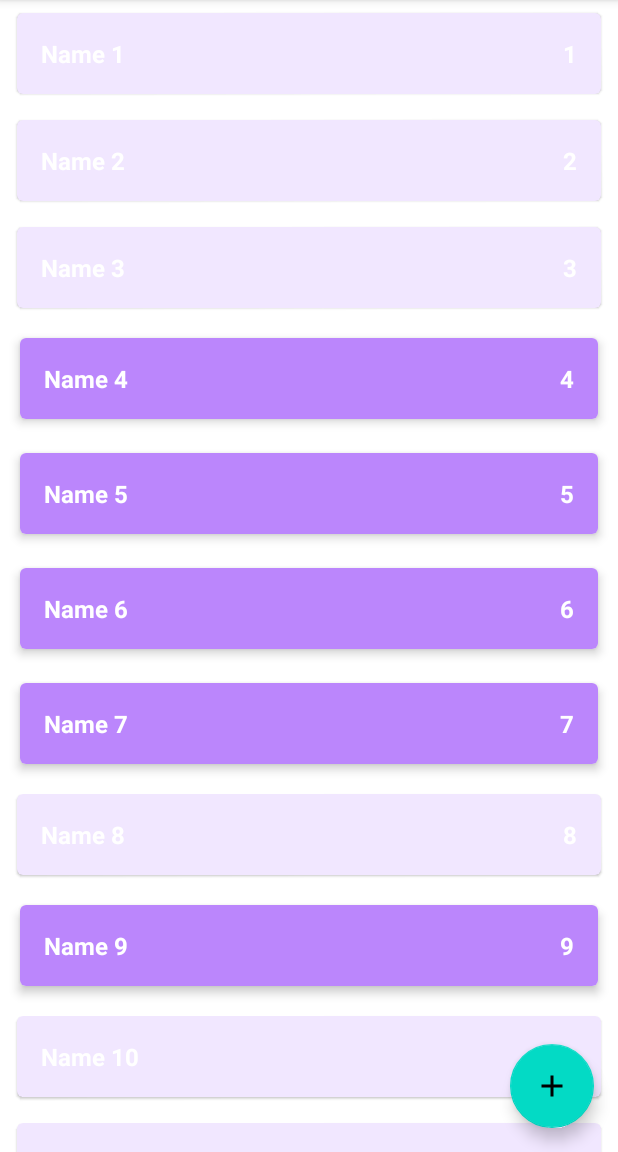
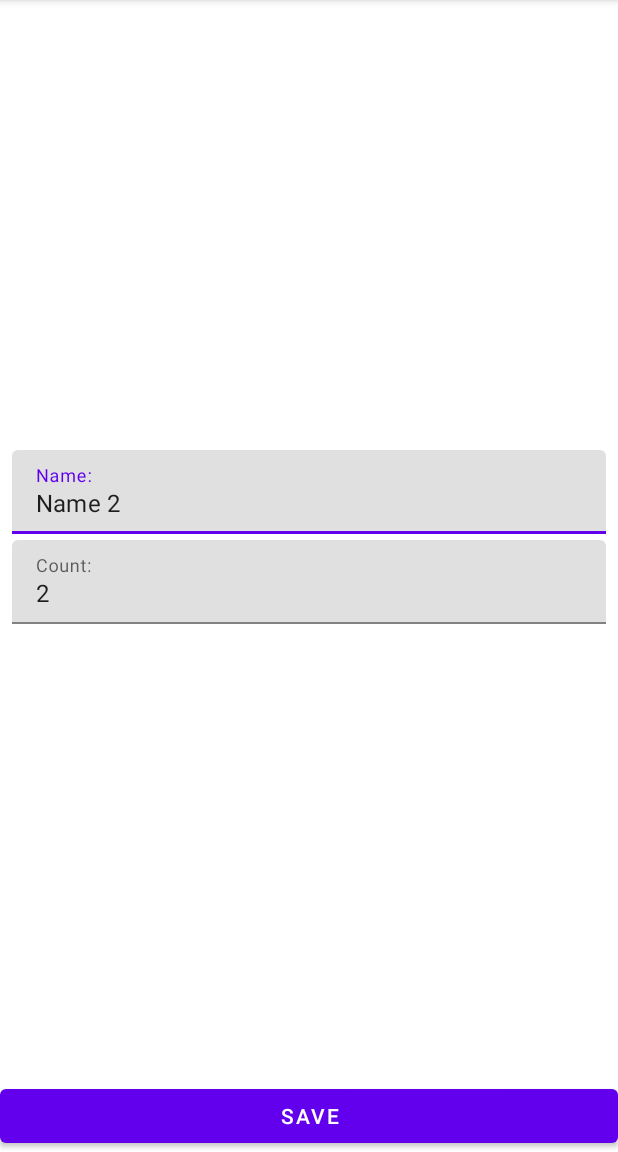
Before and after one commit to aleuatdinjaksilikov/ShoppingList, an Android app: the screen it shows after launch (MainActivity before the commit, ShopItemActivity after it), after a tap on an icon or button, on a phone screen of 412 x 824 dp, the part 84-1236 px from its top. Run offline under Robolectric (Android 15) with nearby library versions, the phone set to English and light mode, and no system bars.

Commit message:
Added new Activity ShopItemActivity

```diff
--- a/app/src/main/java/com/example/shoppinglist/data/ShopListRepositoryImpl.kt
+++ b/app/src/main/java/com/example/shoppinglist/data/ShopListRepositoryImpl.kt
@@ -14,7 +14,7 @@ object ShopListRepositoryImpl:ShopListRepository {
     private var autoIncrementId = 0
 
     init {
-        for (i in 1 until 1000){
+        for (i in 1 until 10){
             val item = ShopItem("Name $i",i,kotlin.random.Random.nextBoolean())
             AddShopItem(item)
         }
--- a/app/src/main/java/com/example/shoppinglist/presentation/MainActivity.kt
+++ b/app/src/main/java/com/example/shoppinglist/presentation/MainActivity.kt
@@ -1,15 +1,13 @@
 package com.example.shoppinglist.presentation
 
-import android.annotation.SuppressLint
-import androidx.appcompat.app.AppCompatActivity
 import android.os.Bundle
 import android.util.Log
+import androidx.appcompat.app.AppCompatActivity
 import androidx.lifecycle.ViewModelProvider
 import androidx.recyclerview.widget.ItemTouchHelper
 import androidx.recyclerview.widget.RecyclerView
 import com.example.shoppinglist.R
-import com.example.shoppinglist.domain.ShopItem
-import kotlinx.android.synthetic.main.activity_main.*
+import com.google.android.material.floatingactionbutton.FloatingActionButton
 
 class MainActivity : AppCompatActivity() {
 
@@ -25,6 +23,12 @@ class MainActivity : AppCompatActivity() {
         viewModel = ViewModelProvider(this).get(MainViewModel::class.java)
         viewModel.shopList.observe(this){
             shopItemAdapter.submitList(it)
+        }
+
+        val buttonAddItem = findViewById<FloatingActionButton>(R.id.btn_add_shop_item)
+        buttonAddItem.setOnClickListener {
+            val intent = ShopItemActivity.newIntentAddItem(this)
+            startActivity(intent)
         }
     }
 
@@ -71,6 +75,8 @@ class MainActivity : AppCompatActivity() {
     private fun setupClickListener() {
         shopItemAdapter.onShopItemClickListener = {
             Log.d("MainActivity", it.toString())
+            val intent = ShopItemActivity.newIntentEditItem(this,it.id)
+            startActivity(intent)
         }
     }
     private fun setupLongClickListener() {
--- a/app/src/main/java/com/example/shoppinglist/presentation/MainViewModel.kt
+++ b/app/src/main/java/com/example/shoppinglist/presentation/MainViewModel.kt
@@ -1,6 +1,6 @@
 package com.example.shoppinglist.presentation
 
-import androidx.lifecycle.MutableLiveData
+
 import androidx.lifecycle.ViewModel
 import com.example.shoppinglist.data.ShopListRepositoryImpl
 import com.example.shoppinglist.domain.DeleteShopItemUseCase
--- /dev/null
+++ b/app/src/main/java/com/example/shoppinglist/presentation/ShopItemActivity.kt
@@ -0,0 +1,156 @@
+package com.example.shoppinglist.presentation
+
+import android.content.Context
+import android.content.Intent
+import android.os.Bundle
+import android.text.Editable
+import android.text.TextWatcher
+import android.widget.Button
+import android.widget.EditText
+import androidx.appcompat.app.AppCompatActivity
+import androidx.lifecycle.ViewModelProvider
+import com.example.shoppinglist.R
+import com.example.shoppinglist.domain.ShopItem
+import com.google.android.material.textfield.TextInputLayout
+
+class ShopItemActivity : AppCompatActivity() {
+
+    private lateinit var viewModel: ShopItemViewModel
+
+    private lateinit var tilName: TextInputLayout
+    private lateinit var tilCount: TextInputLayout
+    private lateinit var etName: EditText
+    private lateinit var etCount: EditText
+    private lateinit var buttonSave : Button
+
+    private var screenMode = MODE_UNKNOWN
+    private var shopItemId = ShopItem.UNDEFINED_ID
+
+
+    override fun onCreate(savedInstanceState: Bundle?) {
+        super.onCreate(savedInstanceState)
+        setContentView(R.layout.activity_shop_item)
+        parseIntent()
+        viewModel = ViewModelProvider(this)[ShopItemViewModel::class.java]
+        initViews()
+        addTextChangeListeners()
+        launchRightMode()
+        observeViewModel()
+
+    }
+    private fun initViews(){
+        tilName = findViewById(R.id.til_name)
+        tilCount = findViewById(R.id.til_count)
+        etName= findViewById(R.id.et_name)
+        etCount= findViewById(R.id.et_count)
+        buttonSave = findViewById(R.id.save_button)
+    }
+
+    private fun addTextChangeListeners() {
+        etName.addTextChangedListener(object : TextWatcher{
+            override fun beforeTextChanged(p0: CharSequence?, p1: Int, p2: Int, p3: Int) {
+
+            }
+            override fun onTextChanged(p0: CharSequence?, p1: Int, p2: Int, p3: Int) {
+                viewModel.resetErrorInputName()
+            }
+            override fun afterTextChanged(p0: Editable?) {
+
+            }
+        })
+        etCount.addTextChangedListener(object : TextWatcher{
+            override fun beforeTextChanged(p0: CharSequence?, p1: Int, p2: Int, p3: Int) {
+
+            }
+            override fun onTextChanged(p0: CharSequence?, p1: Int, p2: Int, p3: Int) {
+                viewModel.resetErrorInputCount()
+            }
+            override fun afterTextChanged(p0: Editable?) {
+
+            }
+        })
+    }
+
+    private fun launchRightMode() {
+        when (screenMode) {
+            MODE_EDIT -> launchEditMode()
+            MODE_ADD -> launchAddMode()
+        }
+    }
+
+    private fun launchEditMode(){
+        viewModel.getShopItem(shopItemId)
+        viewModel.shopItem.observe(this){
+            etName.setText(it.name)
+            etCount.setText(it.count.toString())
+        }
+        buttonSave.setOnClickListener {
+            viewModel.editShopItem(etName.text?.toString(),etCount.text?.toString())
+        }
+    }
+
+    private fun launchAddMode() {
+        buttonSave.setOnClickListener {
+            viewModel.addShopItem(etName.text?.toString(),etCount.text?.toString())
+        }
+    }
+
+    private fun observeViewModel() {
+        viewModel.errorInputCount.observe(this) {
+            val message = if (it) {
+                getString(R.string.error_input_count)
+            } else {
+                null
+            }
+            tilCount.error = message
+        }
+        viewModel.errorInputName.observe(this) {
+            val message = if (it) {
+                getString(R.string.error_input_name)
+            } else {
+                null
+            }
+            tilName.error = message
+        }
+        viewModel.shouldCloseScreen.observe(this) {
+            finish()
+        }
+    }
+
+    private fun parseIntent(){
+        if (!intent.hasExtra(EXTRA_SCREEN_MODE)){
+            throw RuntimeException("Param screen mode is absent")
+        }
+        val mode = intent.getStringExtra(EXTRA_SCREEN_MODE)
+        if (mode!= MODE_EDIT &&  mode!= MODE_ADD){
+            throw RuntimeException("Unknown screen mode $mode")
+        }
+        screenMode = mode
+        if (screenMode == MODE_EDIT){
+            if (!intent.hasExtra(EXTRA_SHOP_ITEM_ID)){
+                throw RuntimeException("Param shop item id is absent")
+            }
+            shopItemId = intent.getIntExtra(EXTRA_SHOP_ITEM_ID,ShopItem.UNDEFINED_ID)
+        }
+    }
+
+    companion object{
+        private const val EXTRA_SCREEN_MODE = "extra_mode"
+        private const val EXTRA_SHOP_ITEM_ID = "extra_shop_item_id"
+        private const val MODE_EDIT = "mode_edit"
+        private const val MODE_ADD = "mode_add"
+        private const val MODE_UNKNOWN = ""
+
+        fun newIntentAddItem(context: Context):Intent{
+            val intent = Intent(context,ShopItemActivity::class.java)
+            intent.putExtra(EXTRA_SCREEN_MODE, MODE_ADD)
+            return intent
+        }
+        fun newIntentEditItem(context: Context,shopItemId:Int):Intent{
+            val intent = Intent(context,ShopItemActivity::class.java)
+            intent.putExtra(EXTRA_SCREEN_MODE, MODE_EDIT)
+            intent.putExtra(EXTRA_SHOP_ITEM_ID,shopItemId)
+            return intent
+        }
+    }
+}
--- /dev/null
+++ b/app/src/main/java/com/example/shoppinglist/presentation/ShopItemViewModel.kt
@@ -0,0 +1,100 @@
+package com.example.shoppinglist.presentation
+
+import androidx.lifecycle.LiveData
+import androidx.lifecycle.MutableLiveData
+import androidx.lifecycle.ViewModel
+import com.example.shoppinglist.data.ShopListRepositoryImpl
+import com.example.shoppinglist.domain.AddShopItemUseCase
+import com.example.shoppinglist.domain.EditShopItemUseCase
+import com.example.shoppinglist.domain.GetShopItemUseCase
+import com.example.shoppinglist.domain.ShopItem
+
+class ShopItemViewModel:ViewModel() {
+
+        private var repository = ShopListRepositoryImpl
+
+        private var getShopItemUseCase = GetShopItemUseCase(repository)
+        private var addShopItemUseCase = AddShopItemUseCase(repository)
+        private var editShopItemUseCase = EditShopItemUseCase(repository)
+
+        val _errorInputName = MutableLiveData<Boolean>()
+        val errorInputName : LiveData<Boolean>
+                get() = _errorInputName
+
+        val _errorInputCount = MutableLiveData<Boolean>()
+        val errorInputCount : LiveData<Boolean>
+                get() = _errorInputCount
+
+        private val _shopItem = MutableLiveData<ShopItem>()
+        val shopItem : LiveData<ShopItem>
+                get() = _shopItem
+
+        private val _shouldCloseScreen  = MutableLiveData<Unit>()
+        val shouldCloseScreen:LiveData<Unit>
+        get() = _shouldCloseScreen
+
+        fun getShopItem(shopItemId : Int){
+                val item = getShopItemUseCase.GetShopItem(shopItemId)
+                _shopItem.value = item
+        }
+
+        fun addShopItem(inputName:String?,inputCount:String?){
+                val name  = parseName(inputName)
+                val count = parseCount(inputCount)
+                val fieldValid = validateInput(name, count)
+                if (fieldValid) {
+                        val shopItem = ShopItem(name,count,true)
+                        addShopItemUseCase.AddShopItem(shopItem)
+                        finishWork()
+                }
+        }
+        fun editShopItem(inputName:String?,inputCount:String?){
+                val name  = parseName(inputName)
+                val count = parseCount(inputCount)
+                val fieldValid = validateInput(name, count)
+                if (fieldValid) {
+                        _shopItem.value?.let {
+                                val item = it.copy(name = name, count = count)
+                                editShopItemUseCase.EditShopItem(item)
+                                finishWork()
+                        }
+
+                }
+        }
+
+        private fun parseName(inputName: String?):String{
+                return inputName?.trim() ?: ""
+        }
+
+        private fun parseCount(inputCount: String?):Int{
+                return try {
+                    inputCount?.trim()?.toInt() ?: 0
+                }catch (e:Exception){
+                        0
+                }
+        }
+
+        private fun validateInput(name : String,count:Int):Boolean{
+                var result = true
+                if (name.isBlank()){
+                        _errorInputName.value = true
+                        result = false
+                }
+                if (count<=0){
+                        _errorInputCount.value = true
+                        result = false
+                }
+                return result
+        }
+
+         fun resetErrorInputName(){
+                _errorInputName.value = false
+        }
+         fun resetErrorInputCount(){
+                _errorInputCount.value = false
+        }
+        private fun finishWork(){
+                _shouldCloseScreen.value = Unit
+        }
+
+}
--- /dev/null
+++ b/app/src/main/res/layout/activity_shop_item.xml
@@ -0,0 +1,62 @@
+<?xml version="1.0" encoding="utf-8"?>
+<androidx.constraintlayout.widget.ConstraintLayout xmlns:android="http://schemas.android.com/apk/res/android"
+    xmlns:app="http://schemas.android.com/apk/res-auto"
+    xmlns:tools="http://schemas.android.com/tools"
+    android:layout_width="match_parent"
+    android:layout_height="match_parent"
+    tools:context=".presentation.ShopItemActivity">
+
+    <com.google.android.material.textfield.TextInputLayout
+        android:id="@+id/til_name"
+        android:layout_width="0dp"
+        android:layout_height="wrap_content"
+        android:layout_marginStart="8dp"
+        android:layout_marginEnd="8dp"
+        android:layout_marginBottom="4dp"
+        app:layout_constraintBottom_toTopOf="@id/til_count"
+        app:layout_constraintEnd_toEndOf="parent"
+        app:layout_constraintStart_toStartOf="parent"
+        app:layout_constraintTop_toTopOf="parent"
+        app:layout_constraintVertical_chainStyle="packed">
+
+        <com.google.android.material.textfield.TextInputEditText
+            android:id="@+id/et_name"
+            android:layout_width="match_parent"
+            android:layout_height="wrap_content"
+            android:hint="Name:"
+            android:inputType="textCapWords"/>
+
+    </com.google.android.material.textfield.TextInputLayout>
+
+    <com.google.android.material.textfield.TextInputLayout
+        android:id="@+id/til_count"
+        android:layout_width="0dp"
+        android:layout_height="wrap_content"
+        android:layout_marginStart="8dp"
+        android:layout_marginEnd="8dp"
+        android:layout_marginBottom="4dp"
+        app:layout_constraintTop_toBottomOf="@id/til_name"
+        app:layout_constraintEnd_toEndOf="parent"
+        app:layout_constraintStart_toStartOf="parent"
+        app:layout_constraintBottom_toTopOf="@id/save_button"
+        app:layout_constraintVertical_chainStyle="packed">
+
+        <com.google.android.material.textfield.TextInputEditText
+            android:id="@+id/et_count"
+            android:layout_width="match_parent"
+            android:layout_height="wrap_content"
+            android:hint="Count:"
+            android:inputType="number"/>
+
+    </com.google.android.material.textfield.TextInputLayout>
+
+    <Button
+        android:id="@+id/save_button"
+        android:layout_width="0dp"
+        android:layout_height="wrap_content"
+        app:layout_constraintBottom_toBottomOf="parent"
+        app:layout_constraintStart_toStartOf="parent"
+        app:layout_constraintEnd_toEndOf="parent"
+        android:text="Save"/>
+
+</androidx.constraintlayout.widget.ConstraintLayout>
--- a/app/src/main/res/values/strings.xml
+++ b/app/src/main/res/values/strings.xml
@@ -1,3 +1,5 @@
 <resources>
     <string name="app_name">ShoppingList</string>
+    <string name="error_input_count">Invalid count</string>
+    <string name="error_input_name">Invalid name</string>
 </resources>
```
Also changed, not shown: app/src/main/AndroidManifest.xml (+13 -3 lines).
